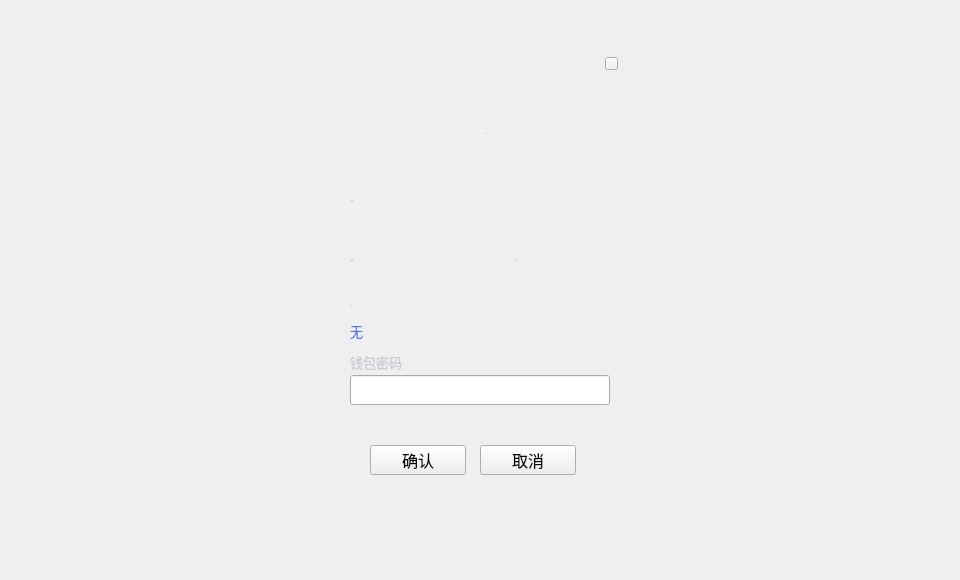
Qt form LNKWallet/transfer/transferconfirmdialog.ui (HcashOrg/hx-indicator) before a commit.
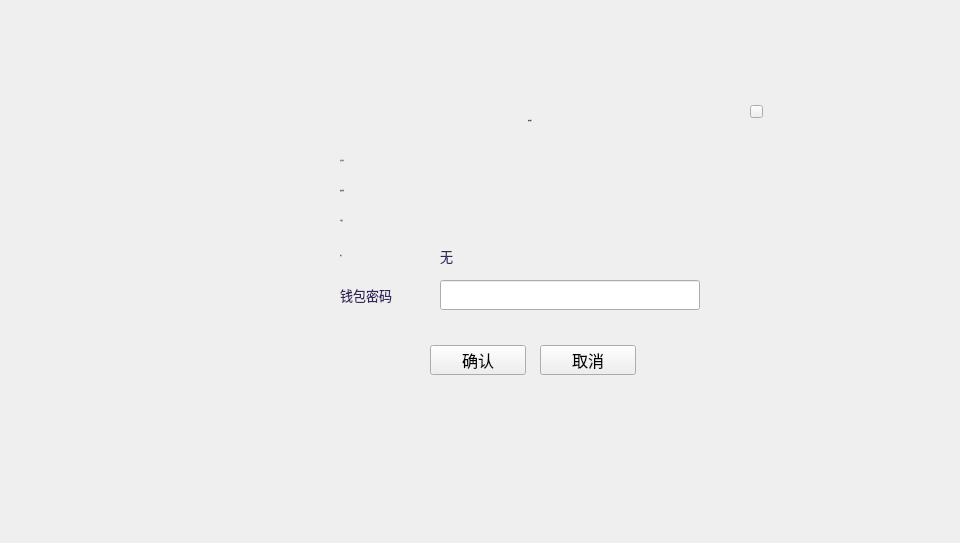
The same form after that commit.

Patch:
```diff
--- a/LNKWallet/transfer/transferconfirmdialog.ui
+++ b/LNKWallet/transfer/transferconfirmdialog.ui
@@ -7,7 +7,7 @@
     <x>0</x>
     <y>0</y>
     <width>960</width>
-    <height>580</height>
+    <height>543</height>
    </rect>
   </property>
   <property name="font">
@@ -24,16 +24,16 @@
      <x>0</x>
      <y>0</y>
      <width>960</width>
-     <height>580</height>
+     <height>543</height>
     </rect>
    </property>
    <widget class="QWidget" name="containerWidget" native="true">
     <property name="geometry">
      <rect>
       <x>300</x>
-      <y>45</y>
-      <width>360</width>
-      <height>490</height>
+      <y>85</y>
+      <width>481</width>
+      <height>321</height>
      </rect>
     </property>
     <property name="font">
@@ -45,8 +45,8 @@
     <widget class="QLineEdit" name="pwdLineEdit">
      <property name="geometry">
       <rect>
-       <x>50</x>
-       <y>330</y>
+       <x>140</x>
+       <y>195</y>
        <width>260</width>
        <height>30</height>
       </rect>
@@ -58,8 +58,8 @@
     <widget class="QLabel" name="tipLabel2">
      <property name="geometry">
       <rect>
-       <x>50</x>
-       <y>370</y>
+       <x>148</x>
+       <y>230</y>
        <width>200</width>
        <height>24</height>
       </rect>
@@ -71,8 +71,8 @@
     <widget class="QToolButton" name="okBtn">
      <property name="geometry">
       <rect>
-       <x>70</x>
-       <y>400</y>
+       <x>130</x>
+       <y>260</y>
        <width>96</width>
        <height>30</height>
       </rect>
@@ -95,8 +95,8 @@
     <widget class="QLabel" name="label_2">
      <property name="geometry">
       <rect>
-       <x>50</x>
-       <y>145</y>
+       <x>40</x>
+       <y>65</y>
        <width>81</width>
        <height>21</height>
       </rect>
@@ -111,7 +111,7 @@
       </font>
      </property>
      <property name="styleSheet">
-      <string notr="true">color: rgb(198, 202, 212);
+      <string notr="true">color: rgb(52,37,90);
 font: 12px &quot;Microsoft YaHei UI Light&quot;;</string>
      </property>
      <property name="text">
@@ -124,14 +124,14 @@
     <widget class="QLabel" name="label_6">
      <property name="geometry">
       <rect>
-       <x>50</x>
-       <y>302</y>
+       <x>40</x>
+       <y>195</y>
        <width>80</width>
        <height>30</height>
       </rect>
      </property>
      <property name="styleSheet">
-      <string notr="true">color: rgb(198, 202, 212);
+      <string notr="true">color: rgb(52,37,90);
 font: 12px &quot;Microsoft YaHei UI Light&quot;;</string>
      </property>
      <property name="text">
@@ -144,8 +144,8 @@
     <widget class="QLabel" name="label_5">
      <property name="geometry">
       <rect>
-       <x>50</x>
-       <y>250</y>
+       <x>40</x>
+       <y>160</y>
        <width>80</width>
        <height>21</height>
       </rect>
@@ -160,7 +160,7 @@
       </font>
      </property>
      <property name="styleSheet">
-      <string notr="true">color: rgb(198, 202, 212);
+      <string notr="true">color: rgb(52,37,90);
 font: 12px &quot;Microsoft YaHei UI Light&quot;;</string>
      </property>
      <property name="text">
@@ -173,9 +173,9 @@
     <widget class="QLabel" name="feeLabel">
      <property name="geometry">
       <rect>
-       <x>218</x>
-       <y>230</y>
-       <width>111</width>
+       <x>140</x>
+       <y>125</y>
+       <width>241</width>
        <height>21</height>
       </rect>
      </property>
@@ -190,8 +190,8 @@
     <widget class="QLabel" name="label_3">
      <property name="geometry">
       <rect>
-       <x>50</x>
-       <y>205</y>
+       <x>40</x>
+       <y>95</y>
        <width>80</width>
        <height>21</height>
       </rect>
@@ -206,7 +206,7 @@
       </font>
      </property>
      <property name="styleSheet">
-      <string notr="true">color: rgb(198, 202, 212);
+      <string notr="true">color: rgb(52,37,90);
 font: 12px &quot;Microsoft YaHei UI Light&quot;;</string>
      </property>
      <property name="text">
@@ -219,15 +219,15 @@
     <widget class="QLabel" name="remarkLabel">
      <property name="geometry">
       <rect>
-       <x>50</x>
-       <y>275</y>
+       <x>140</x>
+       <y>160</y>
        <width>260</width>
        <height>21</height>
       </rect>
      </property>
      <property name="styleSheet">
-      <string notr="true">color: rgb(84,116,235);
-font: 13px &quot;Microsoft YaHei UI Light&quot;;</string>
+      <string notr="true">color: rgb(52,37,90);
+font: 12px &quot;Microsoft YaHei UI Light&quot;;</string>
      </property>
      <property name="text">
       <string>无</string>
@@ -236,8 +236,8 @@
     <widget class="QLabel" name="label">
      <property name="geometry">
       <rect>
-       <x>82</x>
-       <y>70</y>
+       <x>130</x>
+       <y>20</y>
        <width>200</width>
        <height>30</height>
       </rect>
@@ -253,7 +253,7 @@
      </property>
      <property name="styleSheet">
       <string notr="true">font: 14px &quot;微软雅黑&quot;;
-color: rgb(255, 255, 255);</string>
+color: rgb(52,37,90);</string>
      </property>
      <property name="text">
       <string>账单确认</string>
@@ -265,8 +265,8 @@
     <widget class="QToolButton" name="cancelBtn">
      <property name="geometry">
       <rect>
-       <x>180</x>
-       <y>400</y>
+       <x>240</x>
+       <y>260</y>
        <width>96</width>
        <height>30</height>
       </rect>
@@ -289,8 +289,8 @@
     <widget class="QLabel" name="label_4">
      <property name="geometry">
       <rect>
-       <x>215</x>
-       <y>205</y>
+       <x>40</x>
+       <y>125</y>
        <width>80</width>
        <height>21</height>
       </rect>
@@ -305,7 +305,7 @@
       </font>
      </property>
      <property name="styleSheet">
-      <string notr="true">color: rgb(198, 202, 212);
+      <string notr="true">color: rgb(52,37,90);
 font: 12px &quot;Microsoft YaHei UI Light&quot;;</string>
      </property>
      <property name="text">
@@ -318,15 +318,15 @@
     <widget class="QLabel" name="addressLabel">
      <property name="geometry">
       <rect>
-       <x>34</x>
-       <y>170</y>
-       <width>300</width>
-       <height>30</height>
+       <x>140</x>
+       <y>65</y>
+       <width>331</width>
+       <height>21</height>
       </rect>
      </property>
      <property name="styleSheet">
-      <string notr="true">QLabel{color: rgb(51, 51, 51);
-font: 14px &quot;Microsoft YaHei UI Light&quot;;}</string>
+      <string notr="true">QLabel{color: rgb(52,37,90);
+font: 12px &quot;Microsoft YaHei UI Light&quot;;}</string>
      </property>
      <property name="text">
       <string/>
@@ -338,9 +338,9 @@
     <widget class="QLabel" name="amountLabel">
      <property name="geometry">
       <rect>
-       <x>50</x>
-       <y>230</y>
-       <width>141</width>
+       <x>140</x>
+       <y>95</y>
+       <width>241</width>
        <height>21</height>
       </rect>
      </property>
@@ -355,8 +355,8 @@
     <widget class="QToolButton" name="closeBtn">
      <property name="geometry">
       <rect>
-       <x>305</x>
-       <y>12</y>
+       <x>450</x>
+       <y>20</y>
        <width>13</width>
        <height>13</height>
       </rect>
```
